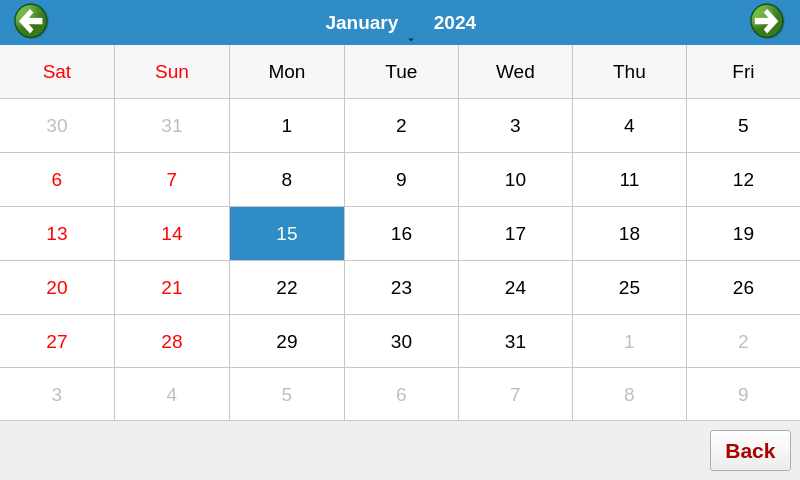
Qt form RPI/GUI/UI/Calendar.ui (YehiaEhab16/FOTA_Graduation-Project-2022) before a commit.
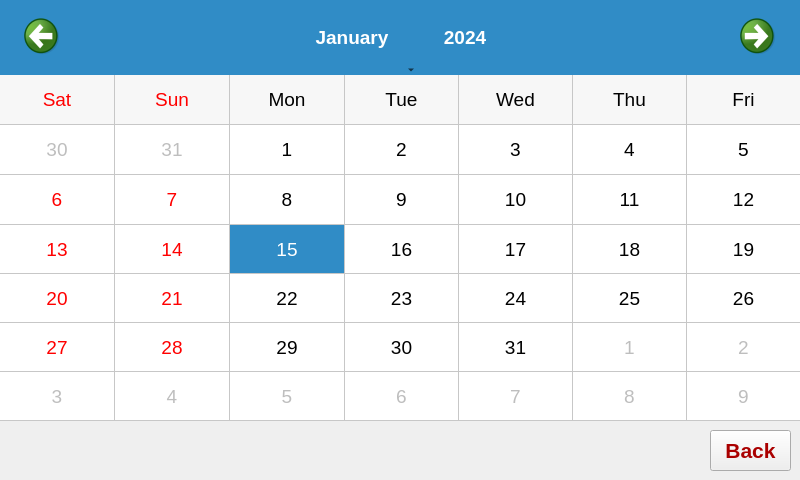
The same form after that commit. Icons and pictures are not drawn.

```diff
--- a/RPI/GUI/UI/Calendar.ui
+++ b/RPI/GUI/UI/Calendar.ui
@@ -1273,7 +1273,7 @@
    <property name="styleSheet">
     <string notr="true">QToolButton{
 icon-size:40px.40px;
-padding:0px 10px 0px 10px;
+padding:15px 20px 15px 20px;
 }</string>
    </property>
    <property name="firstDayOfWeek">
```
